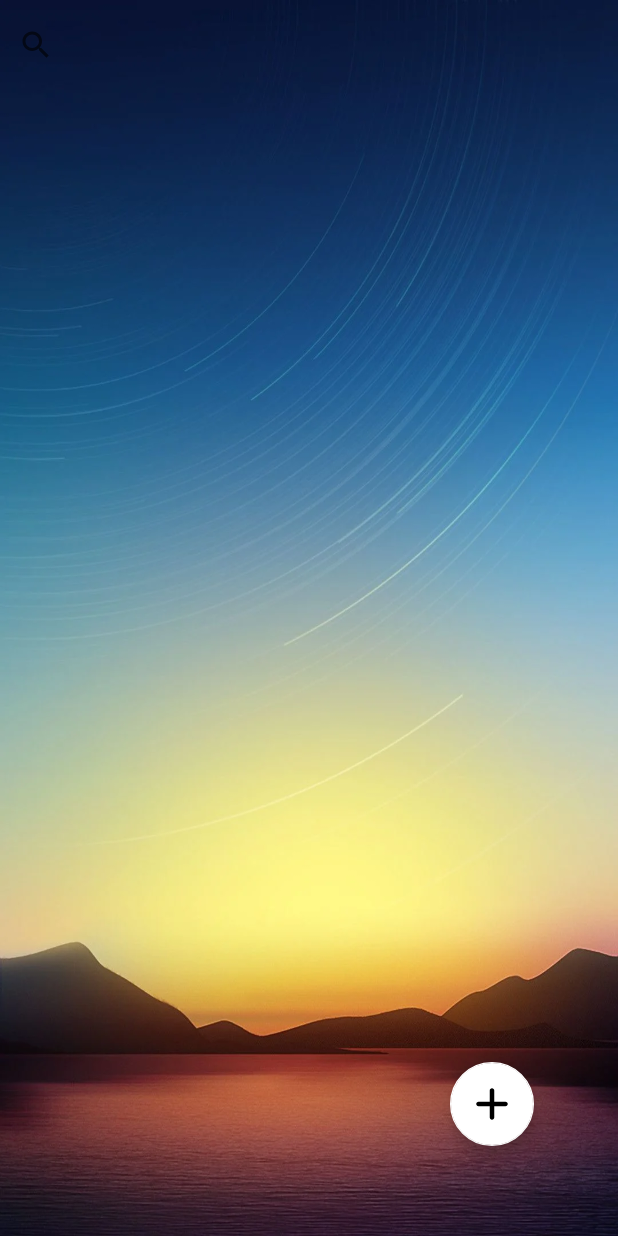
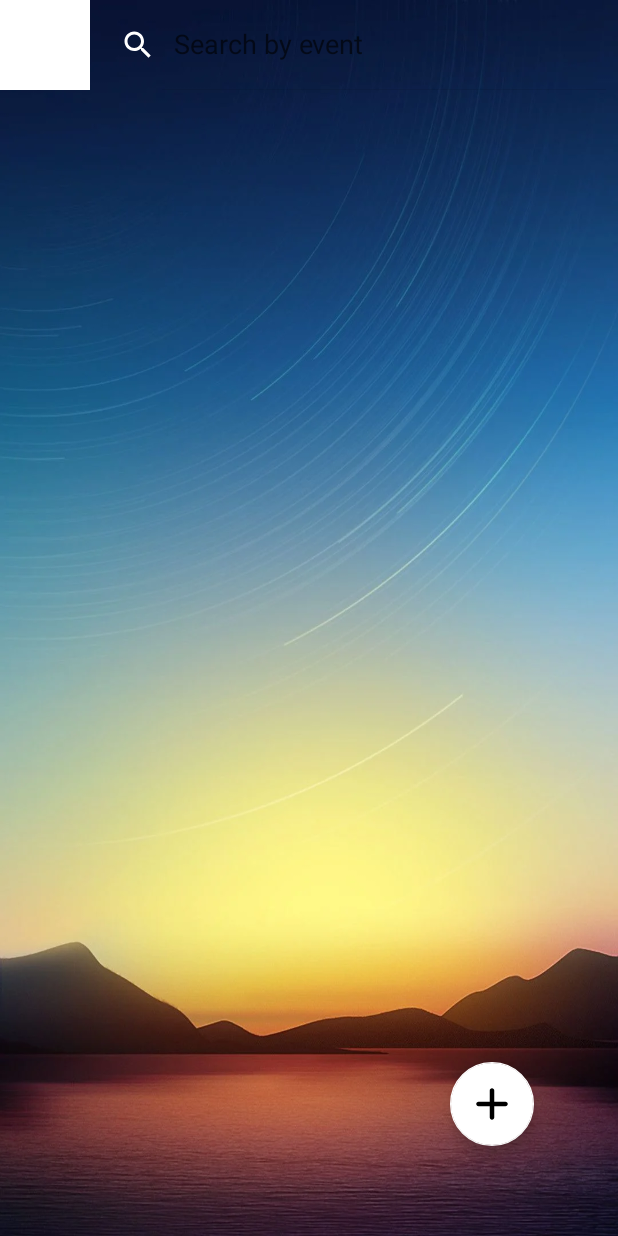
Before and after one commit to ajayreddyvanteru/ReminderApp, an Android app: the screen it shows after launch (MainActivity), on a phone screen of 412 x 824 dp. Run offline under Robolectric (Android 15) with nearby library versions, the phone set to English and light mode, and no system bars; our stand-ins replace data binding.

Commit message:
Search implemented

```diff
--- a/app/src/main/java/com/example/myreminder/ItemAdapter.kt
+++ b/app/src/main/java/com/example/myreminder/ItemAdapter.kt
@@ -7,13 +7,18 @@ import android.widget.Button
 import android.widget.ImageView
 import android.widget.TextView
 import androidx.appcompat.app.AlertDialog
-import androidx.compose.ui.text.toUpperCase
-import androidx.core.graphics.toColorInt
 import androidx.recyclerview.widget.RecyclerView
-import java.util.*
+import android.text.TextUtils
 
 
-class ItemAdapter(private val context: Context, val items: ArrayList<Item>, private val listener: OnItemClickListener) : RecyclerView.Adapter<ItemAdapter.MyViewHolder>() {
+
+
+
+class ItemAdapter(private val context: Context, var items: ArrayList<Item>, private val listener: OnItemClickListener) : RecyclerView.Adapter<ItemAdapter.MyViewHolder>() {
+
+    private var filteredItemList: List<Item>? = null
+    private var temp: ArrayList<Item> =items
+
     override fun onCreateViewHolder(
         parent: ViewGroup,
         viewType: Int
@@ -53,9 +58,24 @@ class ItemAdapter(private val context: Context, val items: ArrayList<Item>, priv
         alertDialog.show()
     }
 
+    fun filter(query: String) {
+        items=temp as ArrayList<Item>
+        filteredItemList = if (query.isEmpty()) {
+            items
+        } else {
+            items.filter { item ->
+                item.name.toLowerCase().contains(query.toLowerCase())
+            }
+        }
+        items= filteredItemList as ArrayList<Item>
+        notifyDataSetChanged()
+
+    }
+
 
     override fun onBindViewHolder(holder: MyViewHolder, position: Int) {
         val item = items[position]
+        filteredItemList = ArrayList(items)
         holder.name.text =item.name
         holder.id=item.id
         holder.Discription.text =item.Discription
--- a/app/src/main/java/com/example/myreminder/UserMasterFragment.kt
+++ b/app/src/main/java/com/example/myreminder/UserMasterFragment.kt
@@ -4,6 +4,7 @@ import android.os.Bundle
 import android.view.LayoutInflater
 import android.view.View
 import android.view.ViewGroup
+import androidx.appcompat.widget.SearchView
 import androidx.databinding.DataBindingUtil
 import androidx.fragment.app.Fragment
 import androidx.navigation.NavOptions
@@ -38,6 +39,17 @@ class UserMasterFragment : Fragment(), OnItemClickListener {
         val recyclerView: RecyclerView = binding.recyclerView
         recyclerView.layoutManager = LinearLayoutManager(requireContext())
         recyclerView.adapter = adapter
+
+        binding.searchView.setOnQueryTextListener(object : SearchView.OnQueryTextListener {
+            override fun onQueryTextSubmit(query: String?): Boolean {
+                return false
+            }
+
+            override fun onQueryTextChange(newText: String?): Boolean {
+                adapter.filter(newText.orEmpty())
+                return true
+            }
+        })
 
         binding.buttonadd.setOnClickListener {
             findNavController().navigate(R.id.action_userMasterFragment_to_userEntryFragment)
--- /dev/null
+++ b/app/src/main/res/drawable/ic__search_24.xml
@@ -0,0 +1,5 @@
+<vector android:height="24dp" android:tint="#FFFFFF"
+    android:viewportHeight="24" android:viewportWidth="24"
+    android:width="24dp" xmlns:android="http://schemas.android.com/apk/res/android">
+    <path android:fillColor="@android:color/white" android:pathData="M15.5,14h-0.79l-0.28,-0.27C15.41,12.59 16,11.11 16,9.5 16,5.91 13.09,3 9.5,3S3,5.91 3,9.5 5.91,16 9.5,16c1.61,0 3.09,-0.59 4.23,-1.57l0.27,0.28v0.79l5,4.99L20.49,19l-4.99,-5zM9.5,14C7.01,14 5,11.99 5,9.5S7.01,5 9.5,5 14,7.01 14,9.5 11.99,14 9.5,14z"/>
+</vector>
--- a/app/src/main/res/layout/fragment_user_master.xml
+++ b/app/src/main/res/layout/fragment_user_master.xml
@@ -23,13 +23,22 @@
             android:layout_height="60dp"
             android:orientation="horizontal">
 
+            <androidx.appcompat.widget.ActionMenuView
+                android:layout_width="60dp"
+                android:layout_height="60dp"
+                android:background="@color/white"/>
+
 
             <androidx.appcompat.widget.SearchView
                 android:id="@+id/search_view"
                 android:layout_width="match_parent"
                 android:layout_height="60dp"
                 android:queryHint="Search"
-                />
+                android:hint="Search"
+                app:queryHint="Search by event"
+                app:iconifiedByDefault="false"
+                app:searchIcon="@drawable/ic__search_24"
+                /><!--iconifiedByDefault enables click on whole search view-->
 
 
         </LinearLayout>
```
